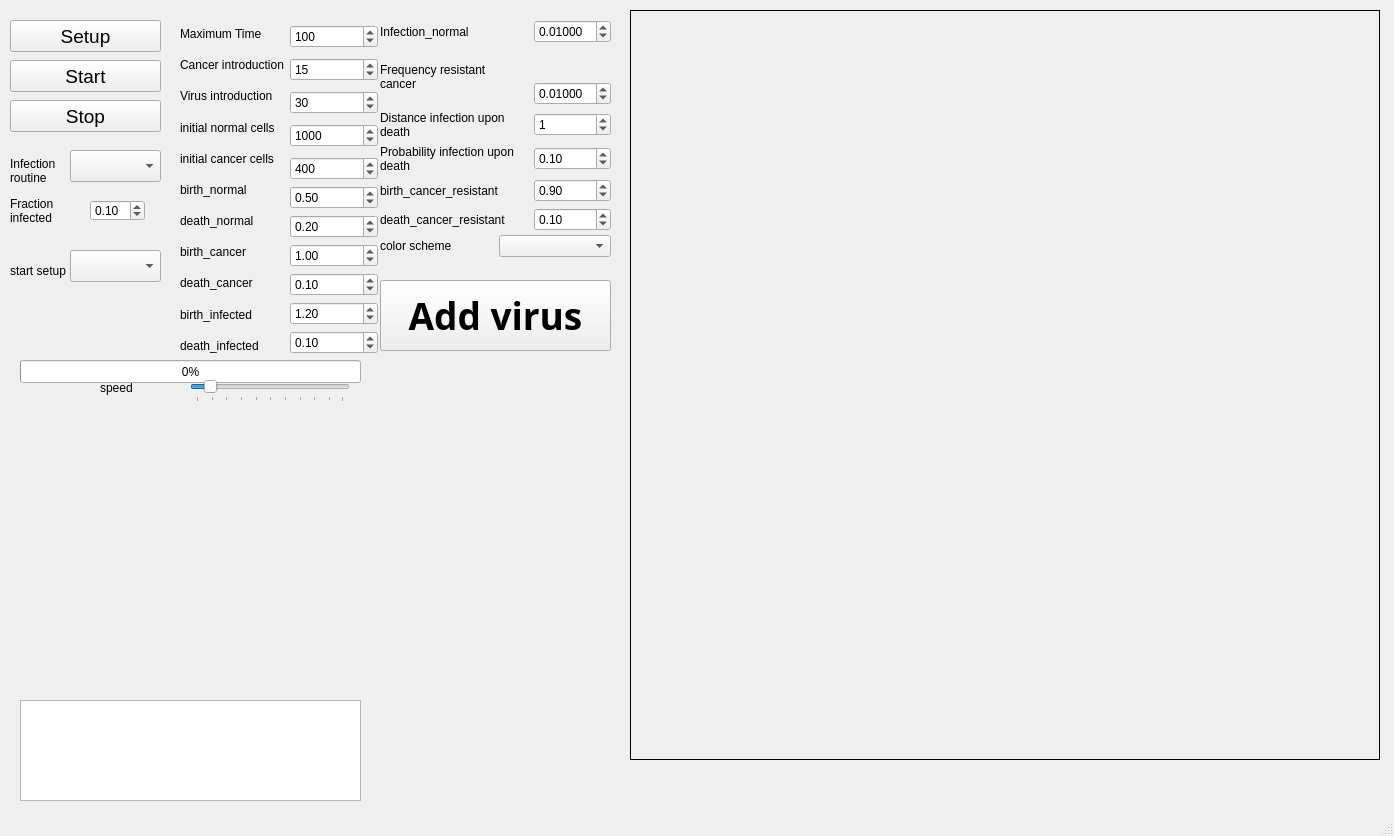
thijsjanzen/onco_viral_sim, file mainwindow.ui: the form before one commit.
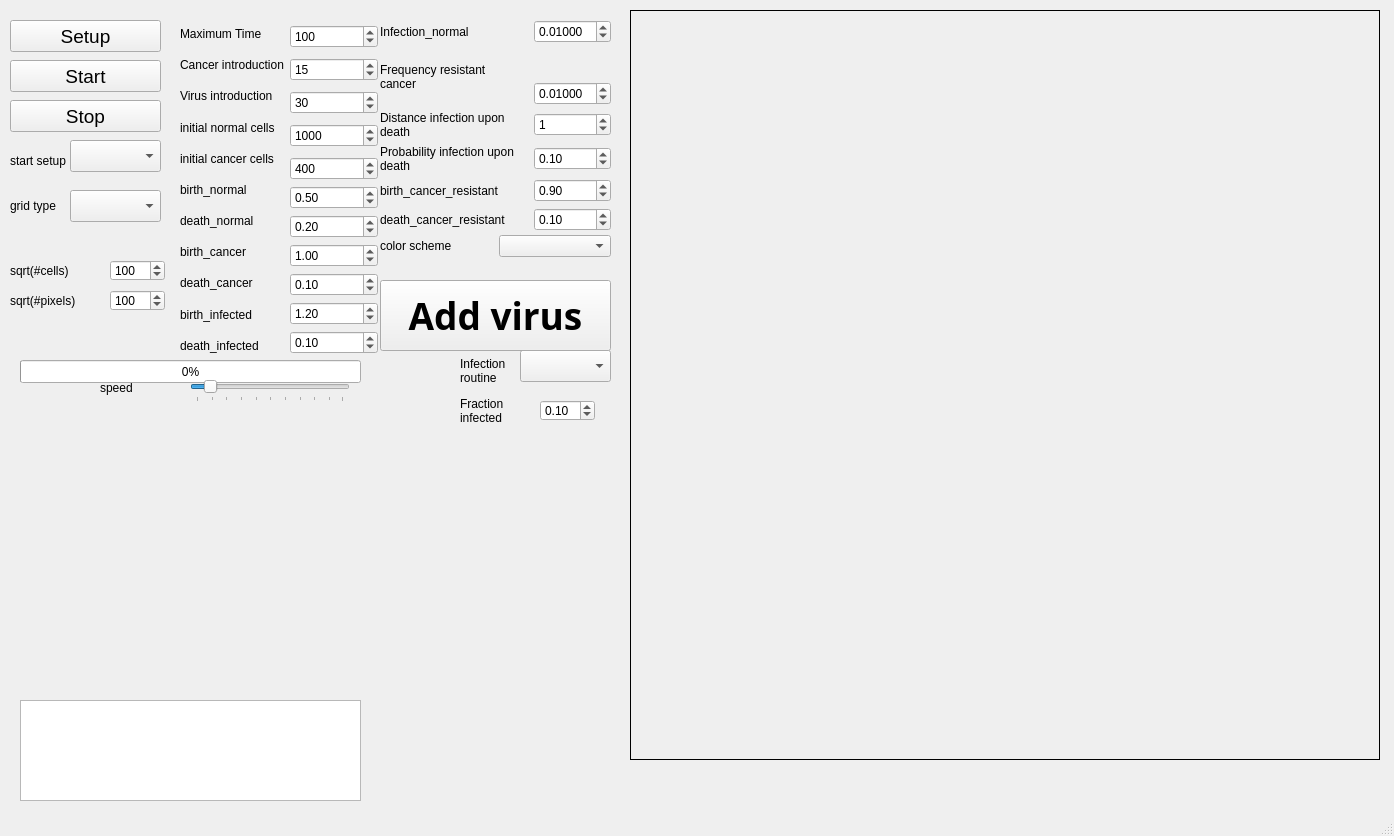
The form after the commit. Custom widgets are drawn as their Qt base class.

Patch:
```diff
--- a/mainwindow.ui
+++ b/mainwindow.ui
@@ -187,8 +187,8 @@
    <widget class="QLabel" name="label_12">
     <property name="geometry">
      <rect>
-      <x>10</x>
-      <y>150</y>
+      <x>460</x>
+      <y>350</y>
       <width>61</width>
       <height>41</height>
      </rect>
@@ -206,8 +206,8 @@
    <widget class="QComboBox" name="box_infection_routine">
     <property name="geometry">
      <rect>
-      <x>70</x>
-      <y>150</y>
+      <x>520</x>
+      <y>350</y>
       <width>91</width>
       <height>32</height>
      </rect>
@@ -219,8 +219,8 @@
    <widget class="QLabel" name="label_13">
     <property name="geometry">
      <rect>
-      <x>10</x>
-      <y>190</y>
+      <x>460</x>
+      <y>390</y>
       <width>61</width>
       <height>41</height>
      </rect>
@@ -238,8 +238,8 @@
    <widget class="QDoubleSpinBox" name="box_percent_infected">
     <property name="geometry">
      <rect>
-      <x>90</x>
-      <y>200</y>
+      <x>540</x>
+      <y>400</y>
       <width>55</width>
       <height>21</height>
      </rect>
@@ -255,7 +255,7 @@
     <property name="geometry">
      <rect>
       <x>10</x>
-      <y>250</y>
+      <y>140</y>
       <width>61</width>
       <height>41</height>
      </rect>
@@ -274,7 +274,7 @@
     <property name="geometry">
      <rect>
       <x>70</x>
-      <y>250</y>
+      <y>140</y>
       <width>91</width>
       <height>32</height>
      </rect>
@@ -717,6 +717,120 @@
      </item>
     </layout>
    </widget>
+   <widget class="QLabel" name="label_23">
+    <property name="geometry">
+     <rect>
+      <x>10</x>
+      <y>180</y>
+      <width>61</width>
+      <height>51</height>
+     </rect>
+    </property>
+    <property name="text">
+     <string>grid type</string>
+    </property>
+    <property name="scaledContents">
+     <bool>false</bool>
+    </property>
+    <property name="wordWrap">
+     <bool>true</bool>
+    </property>
+   </widget>
+   <widget class="QComboBox" name="box_grid_type">
+    <property name="geometry">
+     <rect>
+      <x>70</x>
+      <y>190</y>
+      <width>91</width>
+      <height>32</height>
+     </rect>
+    </property>
+    <property name="currentText">
+     <string notr="true"/>
+    </property>
+   </widget>
+   <widget class="QDoubleSpinBox" name="box_sq_num_cells">
+    <property name="geometry">
+     <rect>
+      <x>110</x>
+      <y>260</y>
+      <width>55</width>
+      <height>21</height>
+     </rect>
+    </property>
+    <property name="decimals">
+     <number>0</number>
+    </property>
+    <property name="maximum">
+     <double>2000.000000000000000</double>
+    </property>
+    <property name="singleStep">
+     <double>100.000000000000000</double>
+    </property>
+    <property name="value">
+     <double>100.000000000000000</double>
+    </property>
+   </widget>
+   <widget class="QLabel" name="label_24">
+    <property name="geometry">
+     <rect>
+      <x>10</x>
+      <y>250</y>
+      <width>71</width>
+      <height>41</height>
+     </rect>
+    </property>
+    <property name="text">
+     <string>sqrt(#cells)</string>
+    </property>
+    <property name="scaledContents">
+     <bool>false</bool>
+    </property>
+    <property name="wordWrap">
+     <bool>true</bool>
+    </property>
+   </widget>
+   <widget class="QLabel" name="label_25">
+    <property name="geometry">
+     <rect>
+      <x>10</x>
+      <y>280</y>
+      <width>81</width>
+      <height>41</height>
+     </rect>
+    </property>
+    <property name="text">
+     <string>sqrt(#pixels)</string>
+    </property>
+    <property name="scaledContents">
+     <bool>false</bool>
+    </property>
+    <property name="wordWrap">
+     <bool>true</bool>
+    </property>
+   </widget>
+   <widget class="QDoubleSpinBox" name="box_sq_num_pixels">
+    <property name="geometry">
+     <rect>
+      <x>110</x>
+      <y>290</y>
+      <width>55</width>
+      <height>21</height>
+     </rect>
+    </property>
+    <property name="decimals">
+     <number>0</number>
+    </property>
+    <property name="maximum">
+     <double>5000.000000000000000</double>
+    </property>
+    <property name="singleStep">
+     <double>100.000000000000000</double>
+    </property>
+    <property name="value">
+     <double>100.000000000000000</double>
+    </property>
+   </widget>
    <zorder>layoutWidget</zorder>
    <zorder>layoutWidget</zorder>
    <zorder>layoutWidget</zorder>
```
Left out of the diff: 6 changed lines with no effect on the pictures.
